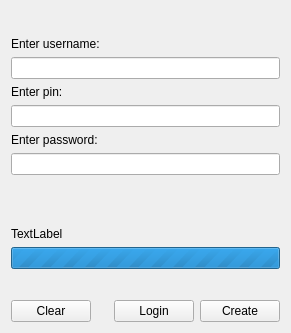
Before: the Qt Designer form src/qt/ui/login.ui in maidsafe-archive/MaidSafe-Encrypt, drawn with Qt 5.
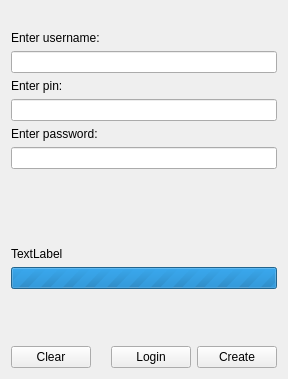
After: the same form once the commit is applied. Icons and pictures are not drawn.

```diff
--- a/src/qt/ui/login.ui
+++ b/src/qt/ui/login.ui
@@ -6,8 +6,8 @@
    <rect>
     <x>0</x>
     <y>0</y>
-    <width>291</width>
-    <height>333</height>
+    <width>288</width>
+    <height>379</height>
    </rect>
   </property>
   <property name="windowTitle">
@@ -16,42 +16,28 @@
   <layout class="QVBoxLayout" name="verticalLayout">
    <item>
     <layout class="QHBoxLayout" name="horizontalLayout">
-     <item>
-      <spacer name="horizontalSpacer">
-       <property name="orientation">
-        <enum>Qt::Horizontal</enum>
-       </property>
-       <property name="sizeHint" stdset="0">
-        <size>
-         <width>40</width>
-         <height>20</height>
-        </size>
-       </property>
-      </spacer>
-     </item>
+     <property name="sizeConstraint">
+      <enum>QLayout::SetMinAndMaxSize</enum>
+     </property>
      <item>
       <widget class="QLabel" name="logo">
+       <property name="sizePolicy">
+        <sizepolicy hsizetype="Fixed" vsizetype="Fixed">
+         <horstretch>0</horstretch>
+         <verstretch>0</verstretch>
+        </sizepolicy>
+       </property>
        <property name="text">
         <string/>
        </property>
        <property name="pixmap">
         <pixmap resource="../resources/resources.qrc">:/icons/64/globe</pixmap>
        </property>
+       <property name="alignment">
+        <set>Qt::AlignCenter</set>
+       </property>
       </widget>
      </item>
-     <item>
-      <spacer name="horizontalSpacer_2">
-       <property name="orientation">
-        <enum>Qt::Horizontal</enum>
-       </property>
-       <property name="sizeHint" stdset="0">
-        <size>
-         <width>40</width>
-         <height>20</height>
-        </size>
-       </property>
-      </spacer>
-     </item>
     </layout>
    </item>
    <item>
@@ -63,6 +49,12 @@
    </item>
    <item>
     <widget class="QLineEdit" name="username">
+     <property name="sizePolicy">
+      <sizepolicy hsizetype="Expanding" vsizetype="Fixed">
+       <horstretch>0</horstretch>
+       <verstretch>0</verstretch>
+      </sizepolicy>
+     </property>
      <property name="toolTip">
       <string>Enter a username. Do not use dictionary words or names.</string>
      </property>
@@ -83,6 +75,12 @@
    </item>
    <item>
     <widget class="QLineEdit" name="pin">
+     <property name="sizePolicy">
+      <sizepolicy hsizetype="Preferred" vsizetype="Fixed">
+       <horstretch>0</horstretch>
+       <verstretch>0</verstretch>
+      </sizepolicy>
+     </property>
      <property name="toolTip">
       <string>Enter a pin (numbers only). Note this pin is private to you, do not divulge this to anyone.</string>
      </property>
@@ -107,7 +105,7 @@
    <item>
     <widget class="QLineEdit" name="password">
      <property name="sizePolicy">
-      <sizepolicy hsizetype="Minimum" vsizetype="Fixed">
+      <sizepolicy hsizetype="Preferred" vsizetype="Fixed">
        <horstretch>0</horstretch>
        <verstretch>0</verstretch>
       </sizepolicy>
@@ -134,9 +132,12 @@
      <property name="orientation">
       <enum>Qt::Vertical</enum>
      </property>
+     <property name="sizeType">
+      <enum>QSizePolicy::Expanding</enum>
+     </property>
      <property name="sizeHint" stdset="0">
       <size>
-       <width>20</width>
+       <width>10</width>
        <height>0</height>
       </size>
      </property>
@@ -162,7 +163,7 @@
       <number>0</number>
      </property>
      <property name="value">
-      <number>-1</number>
+      <number>1</number>
      </property>
      <property name="textVisible">
       <bool>false</bool>
@@ -175,11 +176,11 @@
       <enum>Qt::Vertical</enum>
      </property>
      <property name="sizeType">
-      <enum>QSizePolicy::MinimumExpanding</enum>
+      <enum>QSizePolicy::Expanding</enum>
      </property>
      <property name="sizeHint" stdset="0">
       <size>
-       <width>20</width>
+       <width>10</width>
        <height>0</height>
       </size>
      </property>
```
Left out of the diff: 1 changed line with no effect on the pictures.
